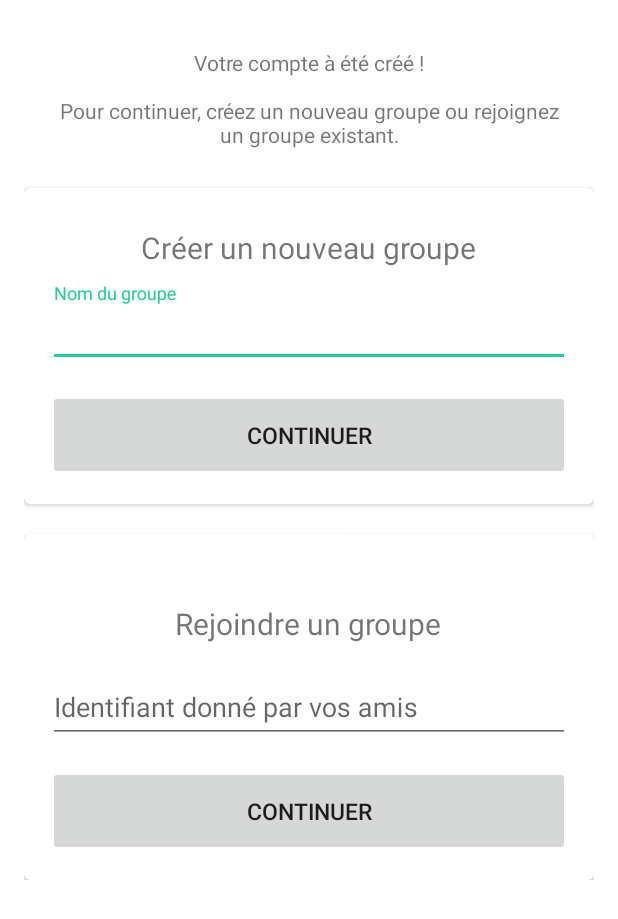
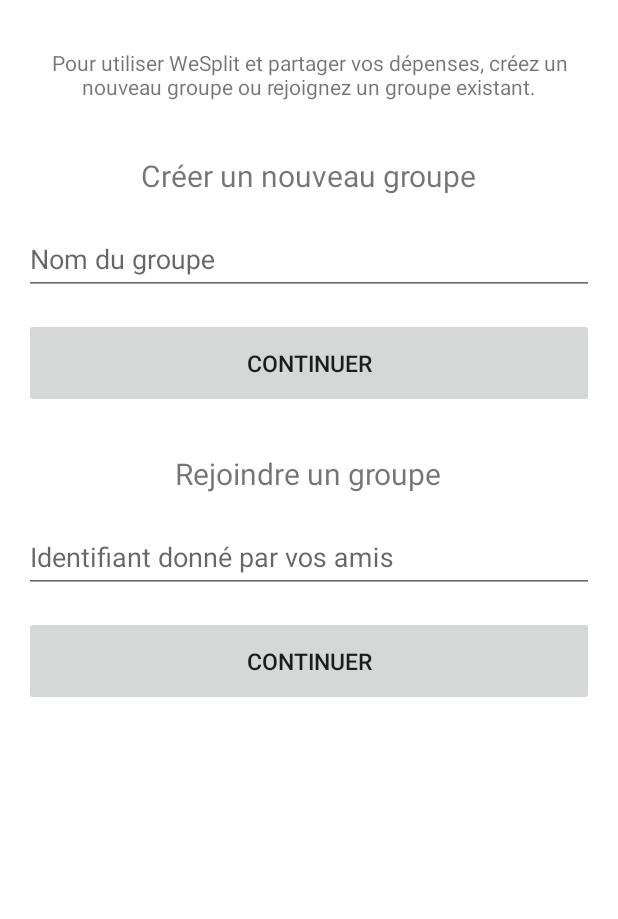
Before and after one commit to DavidDelem/we-split, an Android app: the layout activity_choix_groupe.xml on its own in the app's theme, with its tools: preview values and no code run, on a phone screen of 412 x 824 dp. Shown: the top 919 px of the screen. Run offline under Robolectric (Android 15) with nearby library versions, the phone set to English and light mode, and no system bars.

Commit message:
corrections bugs groupes

```diff
--- a/app/src/main/res/layout/activity_choix_groupe.xml
+++ b/app/src/main/res/layout/activity_choix_groupe.xml
@@ -5,6 +5,8 @@
     android:layout_width="match_parent"
     android:layout_height="match_parent"
     android:fitsSystemWindows="true"
+    android:descendantFocusability="beforeDescendants"
+    android:focusableInTouchMode="true"
     tools:context="com.uqac.wesplit.ChoixGroupeActivity">
     <ScrollView
         android:layout_width="fill_parent"
@@ -26,20 +28,6 @@
             android:text="@string/choix_groupe_bienvenue"
             android:textSize="14dp" />
 
-        <android.support.v7.widget.CardView
-            xmlns:card_view="http://schemas.android.com/apk/res-auto"
-            android:id="@+id/card_view_nouveaugroupe"
-            android:layout_gravity="center"
-            android:layout_width="match_parent"
-            android:layout_height="wrap_content"
-            card_view:cardCornerRadius="4dp">
-
-            <LinearLayout
-                android:layout_width="fill_parent"
-                android:layout_height="wrap_content"
-                android:gravity="center"
-                android:orientation="vertical"
-                android:padding="@dimen/activity_horizontal_margin">
 
                 <TextView
                     android:layout_width="wrap_content"
@@ -70,26 +58,6 @@
                     android:text="Continuer"
                     android:textSize="15dp"
                     android:stateListAnimator="@null"/>
-
-            </LinearLayout>
-
-        </android.support.v7.widget.CardView>
-
-        <android.support.v7.widget.CardView
-            xmlns:card_view="http://schemas.android.com/apk/res-auto"
-            android:id="@+id/card_view_rejoindregroupe"
-            android:layout_gravity="center"
-            android:layout_width="match_parent"
-            android:layout_height="wrap_content"
-            android:layout_marginTop="20dp"
-            card_view:cardCornerRadius="4dp">
-
-            <LinearLayout
-                android:layout_width="fill_parent"
-                android:layout_height="wrap_content"
-                android:gravity="center"
-                android:orientation="vertical"
-                android:padding="@dimen/activity_horizontal_margin">
 
                 <TextView
                     android:layout_marginTop="20dp"
@@ -122,9 +90,6 @@
                     android:textSize="15dp"
                     android:stateListAnimator="@null"/>
 
-            </LinearLayout>
-
-        </android.support.v7.widget.CardView>
 
     </LinearLayout>
     </ScrollView>
--- a/app/src/main/res/layout/activity_login.xml
+++ b/app/src/main/res/layout/activity_login.xml
@@ -5,6 +5,9 @@
     android:layout_width="match_parent"
     android:layout_height="wrap_content"
     android:fitsSystemWindows="true"
+    android:background="@android:color/white"
+    android:descendantFocusability="beforeDescendants"
+    android:focusableInTouchMode="true"
     tools:context="com.uqac.wesplit.LoginActivity">
 
     <LinearLayout
@@ -66,6 +69,7 @@
             android:layout_width="fill_parent"
             android:layout_marginTop="10dip"
             android:layout_height="60dip"
+            android:textStyle="bold"
             android:text="@string/btn_login"
             android:stateListAnimator="@null" />
 
--- a/app/src/main/res/layout/activity_reset_password.xml
+++ b/app/src/main/res/layout/activity_reset_password.xml
@@ -6,6 +6,9 @@
     android:layout_height="match_parent"
     android:layout_gravity="center"
     android:fitsSystemWindows="true"
+    android:background="@android:color/white"
+    android:descendantFocusability="beforeDescendants"
+    android:focusableInTouchMode="true"
     tools:context="com.uqac.wesplit.ResetPasswordActivity">
     <LinearLayout
         android:id="@+id/btnsLayout"
@@ -71,6 +74,7 @@
             android:layout_width="fill_parent"
             android:layout_marginTop="5dip"
             android:layout_height="60dip"
+            android:textStyle="bold"
             android:text="@string/btn_reset_password"
             android:stateListAnimator="@null" />
 
--- a/app/src/main/res/values/strings.xml
+++ b/app/src/main/res/values/strings.xml
@@ -33,7 +33,7 @@
     <string name="btn_continuer">Continuer</string>
     <string name="lbl_forgot_password">Réinitialisation du mot de passe</string>
     <string name="forgot_password_msg">Indiquez votre adresse email et vous recevrez un mail avec les instruction supplémentaires.</string>
-    <string name="choix_groupe_bienvenue">Votre compte à été créé !\n\nPour continuer, créez un nouveau groupe ou rejoignez un groupe existant.</string>
+    <string name="choix_groupe_bienvenue">Pour utiliser WeSplit et partager vos dépenses, créez un nouveau groupe ou rejoignez un groupe existant.</string>
     <string name="choix_groupe_nouveau">Créer un nouveau groupe</string>
     <string name="choix_groupe_rejoindre">Rejoindre un groupe</string>
     <string name="btn_ajout_depense">Ajouter la dépense</string>
```
Also changed, not shown: app/src/main/java/com/uqac/wesplit/ChoixGroupeActivity.java (+16 -3 lines), app/src/main/java/com/uqac/wesplit/MainActivity.java (+17 -10 lines), app/src/main/res/layout/activity_signup.xml (+8 -5 lines).
